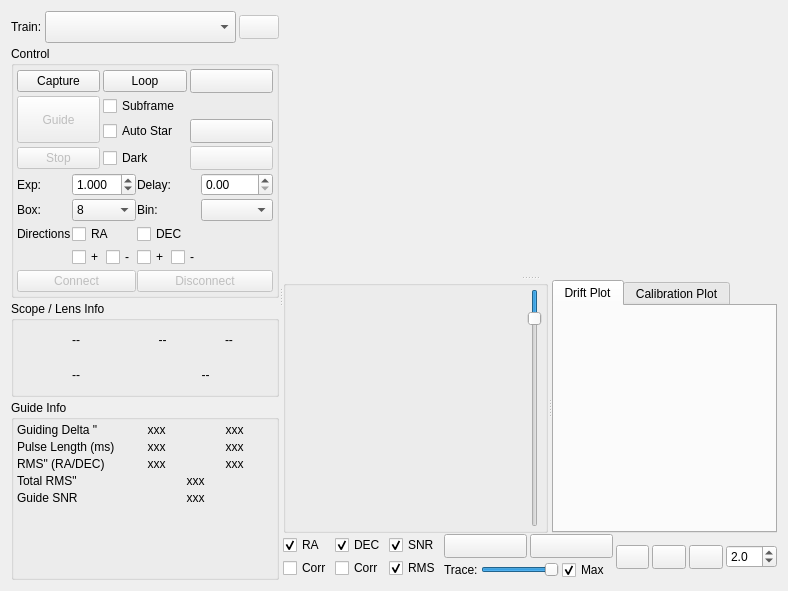
Qt form kstars/ekos/guide/guide.ui (KDE/kstars) before a commit.
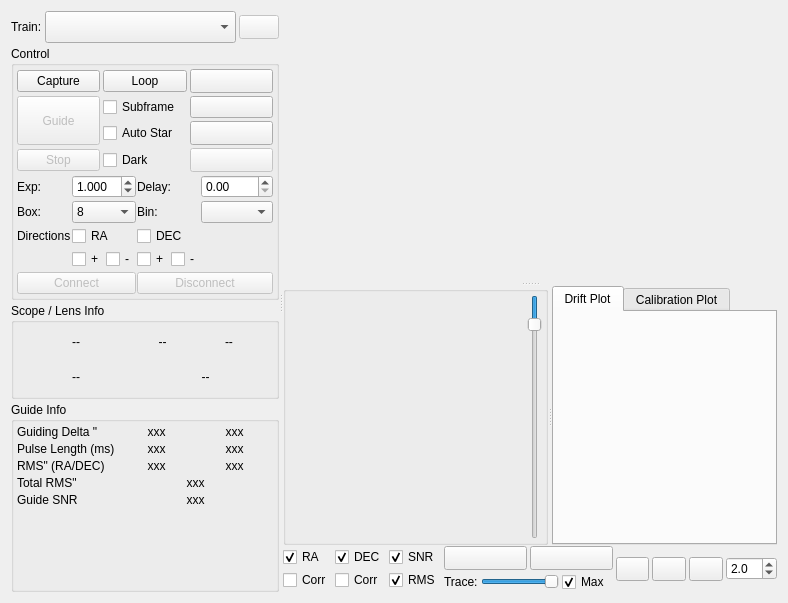
The same form after that commit. Icons and pictures are not drawn. Custom widgets are drawn as their Qt base class.

Commit message: Add manual pulse support to guiding to help with diagnostics

What changed in the file:
```diff
--- a/kstars/ekos/guide/guide.ui
+++ b/kstars/ekos/guide/guide.ui
@@ -7,7 +7,7 @@
     <x>0</x>
     <y>0</y>
     <width>788</width>
-    <height>591</height>
+    <height>603</height>
    </rect>
   </property>
   <layout class="QHBoxLayout" name="horizontalLayout">
@@ -16,7 +16,7 @@
      <property name="orientation">
       <enum>Qt::Horizontal</enum>
      </property>
-     <widget class="QWidget" name="">
+     <widget class="QWidget" name="layoutWidget">
       <layout class="QVBoxLayout" name="LeftLayout">
        <property name="spacing">
         <number>3</number>
@@ -265,6 +265,25 @@
               </property>
              </widget>
             </item>
+            <item row="1" column="2">
+             <widget class="QPushButton" name="manualPulseB">
+              <property name="toolTip">
+               <string>Manual Pulse</string>
+              </property>
+              <property name="text">
+               <string/>
+              </property>
+              <property name="icon">
+               <iconset theme="go-jump"/>
+              </property>
+              <property name="iconSize">
+               <size>
+                <width>24</width>
+                <height>24</height>
+               </size>
+              </property>
+             </widget>
+            </item>
            </layout>
           </item>
           <item>
@@ -910,7 +929,7 @@
        </item>
       </layout>
      </widget>
-     <widget class="QWidget" name="">
+     <widget class="QWidget" name="layoutWidget">
       <layout class="QVBoxLayout" name="RightLayout" stretch="2,0">
        <property name="spacing">
         <number>1</number>
@@ -1291,7 +1310,6 @@
                <property name="font">
                 <font>
                  <pointsize>16</pointsize>
-                 <weight>75</weight>
                  <bold>true</bold>
                 </font>
                </property>
@@ -1320,7 +1338,6 @@
                <property name="font">
                 <font>
                  <pointsize>16</pointsize>
-                 <weight>75</weight>
                  <bold>true</bold>
                 </font>
                </property>
```
The commit also changes 6 other files.
